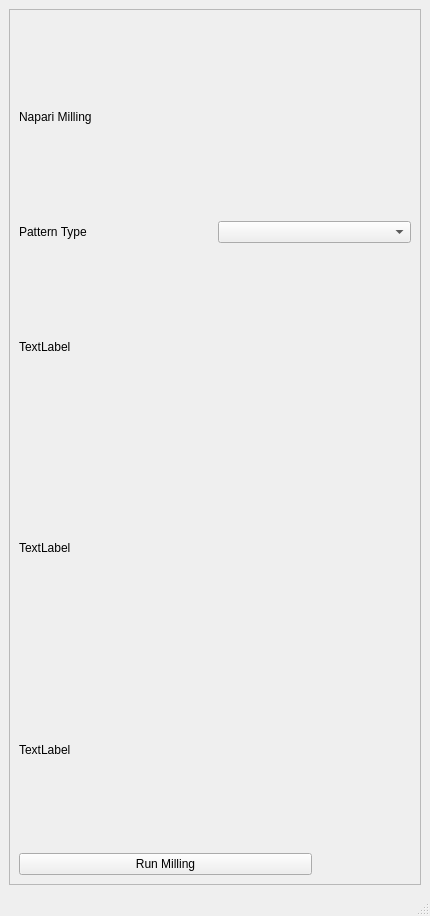
This is fibsem/ui/qtdesigner_files/NapariMilling.ui in DeMarcoLab/fibsem as Qt 5 draws it before an edit. The edited form follows.
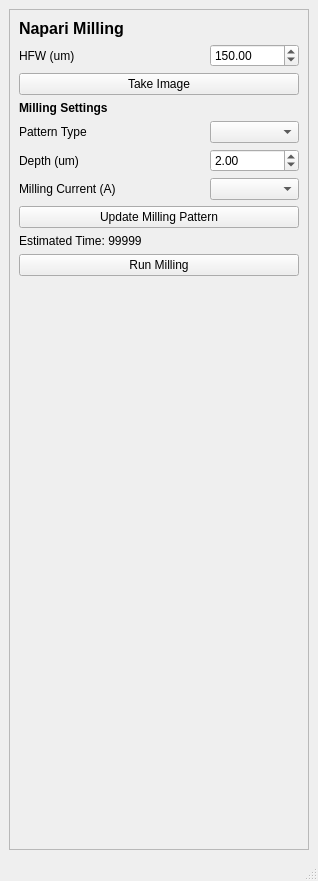
This is the edited form.

Commit message: [FEAT] napari milling work

```diff
--- a/fibsem/ui/qtdesigner_files/NapariMilling.ui
+++ b/fibsem/ui/qtdesigner_files/NapariMilling.ui
@@ -6,8 +6,8 @@
    <rect>
     <x>0</x>
     <y>0</y>
-    <width>430</width>
-    <height>916</height>
+    <width>318</width>
+    <height>881</height>
    </rect>
   </property>
   <property name="windowTitle">
@@ -17,6 +17,12 @@
    <layout class="QGridLayout" name="gridLayout">
     <item row="0" column="0">
      <widget class="QFrame" name="frame">
+      <property name="minimumSize">
+       <size>
+        <width>300</width>
+        <height>0</height>
+       </size>
+      </property>
       <property name="frameShape">
        <enum>QFrame::StyledPanel</enum>
       </property>
@@ -24,50 +30,136 @@
        <enum>QFrame::Raised</enum>
       </property>
       <layout class="QGridLayout" name="gridLayout_2">
-       <item row="2" column="0">
-        <widget class="QLabel" name="label_3">
+       <item row="5" column="0" colspan="2">
+        <widget class="QLabel" name="label_milling_depth">
          <property name="text">
-          <string>TextLabel</string>
+          <string>Depth (um)</string>
          </property>
         </widget>
        </item>
-       <item row="3" column="0">
-        <widget class="QLabel" name="label_4">
-         <property name="text">
-          <string>TextLabel</string>
+       <item row="5" column="2">
+        <widget class="QDoubleSpinBox" name="doubleSpinBox_milling_depth">
+         <property name="minimum">
+          <double>0.100000000000000</double>
          </property>
+         <property name="maximum">
+          <double>1000.000000000000000</double>
+         </property>
+         <property name="singleStep">
+          <double>0.100000000000000</double>
+         </property>
+         <property name="value">
+          <double>2.000000000000000</double>
+         </property>
         </widget>
        </item>
-       <item row="4" column="0">
-        <widget class="QLabel" name="label_5">
-         <property name="text">
-          <string>TextLabel</string>
+       <item row="4" column="2">
+        <widget class="QComboBox" name="comboBox_pattern_type"/>
+       </item>
+       <item row="10" column="0" colspan="3">
+        <spacer name="verticalSpacer">
+         <property name="orientation">
+          <enum>Qt::Vertical</enum>
          </property>
+         <property name="sizeHint" stdset="0">
+          <size>
+           <width>20</width>
+           <height>40</height>
+          </size>
+         </property>
+        </spacer>
+       </item>
+       <item row="1" column="2">
+        <widget class="QDoubleSpinBox" name="doubleSpinBox_imaging_hfw">
+         <property name="minimum">
+          <double>10.000000000000000</double>
+         </property>
+         <property name="maximum">
+          <double>900.000000000000000</double>
+         </property>
+         <property name="value">
+          <double>150.000000000000000</double>
+         </property>
         </widget>
        </item>
-       <item row="5" column="0" colspan="3">
-        <widget class="QPushButton" name="pushButton_run_milling">
+       <item row="6" column="2">
+        <widget class="QComboBox" name="comboBox_milling_current"/>
+       </item>
+       <item row="6" column="0" colspan="2">
+        <widget class="QLabel" name="label_milling_current">
          <property name="text">
-          <string>Run Milling</string>
+          <string>Milling Current (A)</string>
          </property>
         </widget>
        </item>
        <item row="0" column="0" colspan="3">
-        <widget class="QLabel" name="label">
+        <widget class="QLabel" name="label_title">
+         <property name="font">
+          <font>
+           <pointsize>12</pointsize>
+           <weight>75</weight>
+           <bold>true</bold>
+          </font>
+         </property>
          <property name="text">
           <string>Napari Milling</string>
          </property>
         </widget>
        </item>
-       <item row="1" column="0" colspan="2">
-        <widget class="QLabel" name="label_2">
+       <item row="7" column="0" colspan="3">
+        <widget class="QPushButton" name="pushButton_update_milling_pattern">
+         <property name="text">
+          <string>Update Milling Pattern</string>
+         </property>
+        </widget>
+       </item>
+       <item row="1" column="0">
+        <widget class="QLabel" name="label_imaging_hfw">
+         <property name="text">
+          <string>HFW (um)</string>
+         </property>
+        </widget>
+       </item>
+       <item row="4" column="0" colspan="2">
+        <widget class="QLabel" name="label_pattern_type">
          <property name="text">
           <string>Pattern Type</string>
          </property>
         </widget>
        </item>
-       <item row="1" column="2" colspan="2">
-        <widget class="QComboBox" name="comboBox"/>
+       <item row="2" column="0" colspan="3">
+        <widget class="QPushButton" name="pushButton_take_image">
+         <property name="text">
+          <string>Take Image</string>
+         </property>
+        </widget>
+       </item>
+       <item row="9" column="0" colspan="3">
+        <widget class="QPushButton" name="pushButton_run_milling">
+         <property name="text">
+          <string>Run Milling</string>
+         </property>
+        </widget>
+       </item>
+       <item row="3" column="0" colspan="3">
+        <widget class="QLabel" name="label_milling_header">
+         <property name="font">
+          <font>
+           <weight>75</weight>
+           <bold>true</bold>
+          </font>
+         </property>
+         <property name="text">
+          <string>Milling Settings</string>
+         </property>
+        </widget>
+       </item>
+       <item row="8" column="0" colspan="3">
+        <widget class="QLabel" name="label_milling_estimated_time">
+         <property name="text">
+          <string>Estimated Time: 99999</string>
+         </property>
+        </widget>
        </item>
       </layout>
      </widget>
```
Left out of the diff: 2 changed lines with no effect on the pictures. The commit also changes 6 other files.
